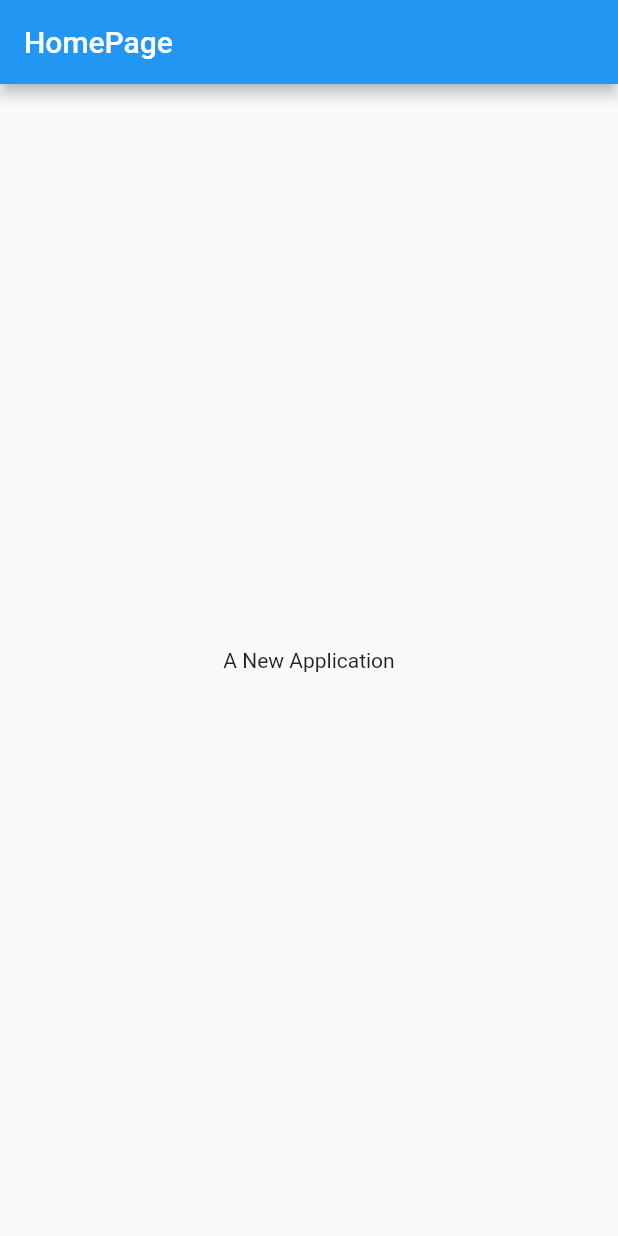
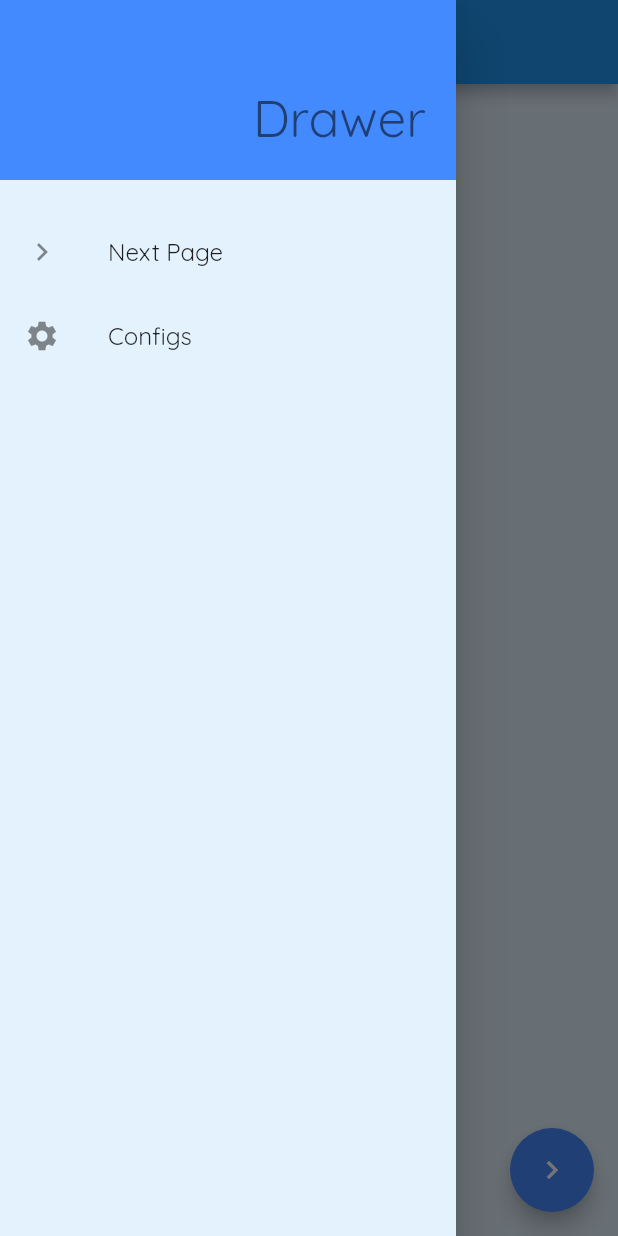
Before and after one commit to HPiffer/TemplateFlutter, a Flutter app: the screen it shows after launch, with the side drawer open (before the commit the screen has no drawer), on a phone screen of 412 x 824 dp. Run offline on Flutter 3.47's test engine with Material 2 defaults, Android fonts, the phone set to English and light mode, and no system bars.

Commit message:
new page and drawer

```diff
--- a/lib/app/app_widget.dart
+++ b/lib/app/app_widget.dart
@@ -1,5 +1,7 @@
 import 'package:flutter/material.dart';
-import 'pages/home_page.dart';
+import 'package:template_start/app/pages/newpage/new_page.dart';
+import 'package:template_start/app/utils/app_routes.dart';
+import 'pages/home/home_page.dart';
 
 // =========================================== //
 // Main Application
@@ -9,8 +11,25 @@ class MyApp extends StatelessWidget {
   Widget build(BuildContext context) {
     return MaterialApp(
       title: 'Template Start',
-      theme: ThemeData(
-        //* Define the default Brightness, Density and Colors.
+      // debugShowCheckedModeBanner: false, //? Debug banner show
+      theme: myThemeData(),
+      // home: //? Only if we don't use routes,
+      routes: {
+        AppRoute.HOME: (ctx) => HomePage(
+              title: 'Home Page',
+              subtitle: 'Flutter Template',
+            ),
+        AppRoute.NEWPAGE: (ctx) => NewPage(),
+      },
+    );
+  }
+
+  // =========================================== //
+  // Personal Theme
+  // =========================================== //
+  ThemeData myThemeData() {
+    return ThemeData(
+      //* Define Brightness, Density and Colors.
       brightness: Brightness.light,
 
       visualDensity: VisualDensity.adaptivePlatformDensity,
@@ -18,6 +37,7 @@ class MyApp extends StatelessWidget {
       primarySwatch: Colors.blue,
       primaryColor: Colors.blue,
       accentColor: Colors.blueAccent,
+      canvasColor: Colors.blue[50], //* Basically, the background
 
       //* Define the default font family.
       fontFamily: 'Quicksand',
@@ -40,11 +60,6 @@ class MyApp extends StatelessWidget {
         //* Button
         button: TextStyle(fontSize: 14, fontFamily: 'Maven Pro'),
       ),
-      ),
-      home: HomePage(
-        title: 'HomePage',
-        subtitle: 'A New Application',
-      ),
     );
   }
 }
--- /dev/null
+++ b/lib/app/pages/home/home_page.dart
@@ -0,0 +1,51 @@
+import 'package:flutter/material.dart';
+import 'package:template_start/app/pages/home/widgets/home_drawer_widget.dart';
+import 'package:template_start/app/utils/app_routes.dart';
+
+// =========================================== //
+// Home Page
+// =========================================== //
+class HomePage extends StatefulWidget {
+  final String title;
+  final String subtitle;
+
+  HomePage({
+    @required this.title,
+    @required this.subtitle,
+  });
+
+  @override
+  _HomePageState createState() => _HomePageState();
+}
+
+class _HomePageState extends State<HomePage> {
+  // =========================================== //
+  // Declarations
+  // =========================================== //
+
+  // =========================================== //
+  // Functions
+  // =========================================== //
+
+  // =========================================== //
+  // Screen
+  // =========================================== //
+  @override
+  Widget build(BuildContext context) {
+    return Scaffold(
+      appBar: AppBar(
+        title: Text(widget.title),
+      ),
+      drawer: HomeDrawer(
+        header: 'Drawer',
+      ),
+      body: Center(
+        child: Text(widget.subtitle),
+      ),
+      floatingActionButton: FloatingActionButton(
+        child: Icon(Icons.navigate_next),
+        onPressed: () => Navigator.of(context).pushNamed(AppRoute.NEWPAGE),
+      ),
+    );
+  }
+}
--- /dev/null
+++ b/lib/app/pages/home/widgets/home_drawer_widget.dart
@@ -0,0 +1,71 @@
+import 'package:flutter/material.dart';
+import 'package:template_start/app/utils/app_routes.dart';
+
+class HomeDrawer extends StatelessWidget {
+  // =========================================== //
+  // Declarations
+  // =========================================== //
+  final String header;
+
+  const HomeDrawer({
+    @required this.header,
+  });
+
+  // =========================================== //
+  // Functions
+  // =========================================== //
+  Widget _createItem({
+    BuildContext context,
+    IconData icon,
+    String label,
+    Function onTap,
+  }) {
+    return ListTile(
+      leading: Icon(icon),
+      title: Text(
+        label,
+        style: Theme.of(context).textTheme.bodyText1,
+      ),
+      onTap: onTap,
+    );
+  }
+
+  // =========================================== //
+  // Widget
+  // =========================================== //
+  @override
+  Widget build(BuildContext context) {
+    return Drawer(
+      child: SingleChildScrollView(
+        child: Column(
+          children: [
+            Container(
+              height: 120,
+              width: double.infinity,
+              padding: EdgeInsets.all(20),
+              color: Theme.of(context).accentColor,
+              alignment: Alignment.bottomRight,
+              child: Text(
+                header,
+                style: Theme.of(context).textTheme.headline4,
+              ),
+            ),
+            SizedBox(height: 20),
+            _createItem(
+              context: context,
+              icon: Icons.navigate_next,
+              label: 'Next Page',
+              onTap: () => Navigator.of(context).pushNamed(AppRoute.NEWPAGE),
+            ),
+            _createItem(
+              context: context,
+              icon: Icons.settings,
+              label: 'Configs',
+              onTap: () {},
+            )
+          ],
+        ),
+      ),
+    );
+  }
+}
--- a/lib/app/pages/home_page.dart
+++ b/lib/app/pages/newpage/new_page.dart
@@ -1,22 +1,9 @@
 import 'package:flutter/material.dart';
 
 // =========================================== //
-// Home Page
+// New Page Template
 // =========================================== //
-class HomePage extends StatefulWidget {
-  final String title;
-  final String subtitle;
-
-  HomePage({
-    @required this.title,
-    @required this.subtitle,
-  });
-
-  @override
-  _HomePageState createState() => _HomePageState();
-}
-
-class _HomePageState extends State<HomePage> {
+class NewPage extends StatelessWidget {
   // =========================================== //
   // Declarations
   // =========================================== //
@@ -24,7 +11,6 @@ class _HomePageState extends State<HomePage> {
   // =========================================== //
   // Functions
   // =========================================== //
-  // TODO code functions here
 
   // =========================================== //
   // Screen
@@ -33,10 +19,10 @@ class _HomePageState extends State<HomePage> {
   Widget build(BuildContext context) {
     return Scaffold(
       appBar: AppBar(
-        title: Text(widget.title),
+        title: Text('New Page'),
       ),
       body: Center(
-        child: Text(widget.subtitle),
+        child: Text('Insert here your page'),
       ),
     );
   }
--- /dev/null
+++ b/lib/app/utils/app_routes.dart
@@ -0,0 +1,7 @@
+// =========================================== //
+// Named Page Routes
+// =========================================== //
+class AppRoute {
+  static const HOME = '/';
+  static const NEWPAGE = '/newpage';
+}
```
Also changed, not shown: pubspec.yaml (+13 -4 lines), 1 other file. Lines whose indentation alone changed are shown as unchanged.
